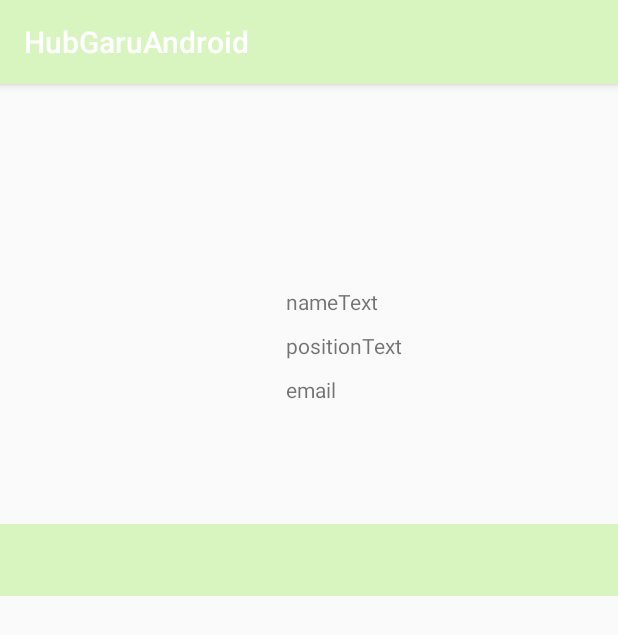
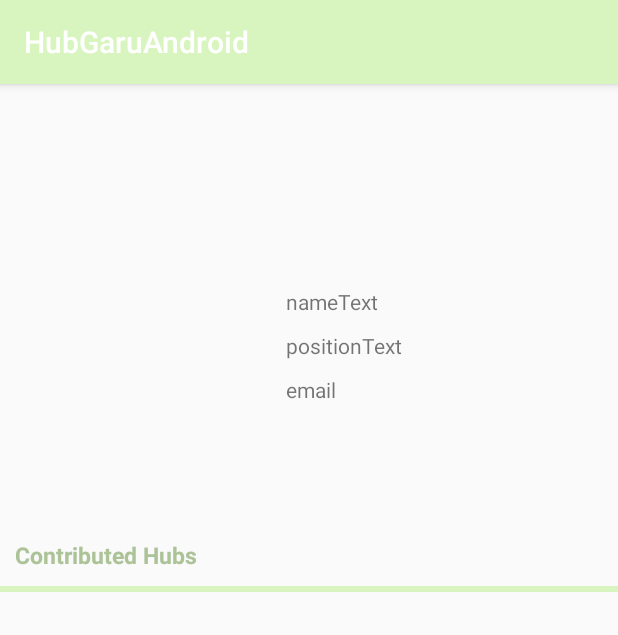
Before and after one commit to SeoYunHo/HubGaru, an Android app: the fragment MyPageFragment shown on its own in the app's theme, on a phone screen of 412 x 824 dp. Shown: the top 635 px of the screen. Run offline under Robolectric (Android 15) with nearby library versions, the phone set to English and light mode, and no system bars; pictures from the network do not load; 1 statement that could not run was skipped.

Commit message:
Delete tabLayout Replace RecyclerView

```diff
--- a/HubGaru/app/src/main/java/teampj/java/dsm/hubgaruandroid/Adapter/HubListAdapter.java
+++ b/HubGaru/app/src/main/java/teampj/java/dsm/hubgaruandroid/Adapter/HubListAdapter.java
@@ -27,10 +27,6 @@ public class HubListAdapter extends RecyclerView.Adapter<HubListAdapter.ViewHold
     public HubListAdapter(Context context, List<HubItem> items) {
         this.items = items;
         this.context = context;
-    }
-
-    public HubListAdapter(List<HubItem> items) {
-        this.items = items;
     }
 
     @Override
--- a/HubGaru/app/src/main/java/teampj/java/dsm/hubgaruandroid/Fragment/MyPageFragment.java
+++ b/HubGaru/app/src/main/java/teampj/java/dsm/hubgaruandroid/Fragment/MyPageFragment.java
@@ -2,7 +2,11 @@ package teampj.java.dsm.hubgaruandroid.Fragment;
 
 import android.os.Bundle;
 import android.support.annotation.Nullable;
+import android.support.design.widget.TabLayout;
 import android.support.v4.app.Fragment;
+import android.support.v4.view.ViewPager;
+import android.support.v7.widget.LinearLayoutManager;
+import android.support.v7.widget.RecyclerView;
 import android.view.LayoutInflater;
 import android.view.View;
 import android.view.ViewGroup;
@@ -12,6 +16,10 @@ import com.bumptech.glide.Glide;
 import com.bumptech.glide.load.resource.bitmap.CircleCrop;
 import com.bumptech.glide.request.RequestOptions;
 
+import java.util.ArrayList;
+
+import teampj.java.dsm.hubgaruandroid.Adapter.HubListAdapter;
+import teampj.java.dsm.hubgaruandroid.Model.HubItem;
 import teampj.java.dsm.hubgaruandroid.R;
 
 /**
@@ -21,6 +29,8 @@ import teampj.java.dsm.hubgaruandroid.R;
 public class MyPageFragment extends Fragment{
 
     ImageView profilePic;
+    RecyclerView recyclerView;
+    RecyclerView.LayoutManager manager;
 
     @Nullable
     @Override
@@ -28,12 +38,26 @@ public class MyPageFragment extends Fragment{
         View view = inflater.inflate(R.layout.my_page, container, false);
 
         profilePic = (ImageView) view.findViewById(R.id.profilePic);
+        recyclerView = (RecyclerView) view.findViewById(R.id.myPageRecyclerView);
+        recyclerView.hasFixedSize();
+        manager = new LinearLayoutManager(getActivity());
 
         Glide.with(getActivity())
                 .load("https://i.pinimg.com/736x/e3/b5/3a/e3b53a8f65f9567014a7079435038946--adorable-animals-adorable-kittens.jpg")
                 .apply(RequestOptions.bitmapTransform(new CircleCrop(getActivity())))
                 .into(profilePic);
 
+        recyclerView.setAdapter(new HubListAdapter(getActivity(), getList()));
+
         return view;
     }
+
+    public ArrayList<HubItem> getList() {
+        ArrayList<HubItem> list = new ArrayList();
+
+        list.add(new HubItem("https://encrypted-tbn0.gstatic.com/images?q=tbn:ANd9GcSLFIXdoiuMqHW2Firazadnushw_TzEccmtnUjGEsBVxPWI76gWlA", "yy-mm-dd", "title1"));
+        list.add(new HubItem("https://encrypted-tbn0.gstatic.com/images?q=tbn:ANd9GcQsdzJWVjLxYgo-oZWbT08C3vJEPtM1pRRSGkyvYzNMHiQGxANQ", "yy-mm-dd", "title2"));
+
+        return list;
+    }
 }
--- a/HubGaru/app/src/main/res/layout/my_page.xml
+++ b/HubGaru/app/src/main/res/layout/my_page.xml
@@ -49,15 +49,31 @@
     </LinearLayout>
 
     <LinearLayout
+        android:orientation="vertical"
         android:layout_width="match_parent"
         android:layout_height="0dp"
         android:layout_weight="2">
 
-        <android.support.design.widget.TabLayout
+        <TextView
+            android:layout_margin="10dp"
+            android:text="Contributed Hubs"
+            android:layout_width="wrap_content"
+            android:layout_height="wrap_content"
+            android:textSize="15dp"
+            android:textColor="@color/fontColor"
+            android:textStyle="bold"/>
+
+        <View
+            android:layout_width="match_parent"
+            android:layout_height="4dp"
+            android:background="@color/colorPrimary"/>
+
+        <android.support.v7.widget.RecyclerView
+            android:layout_margin="20dp"
+            android:background="@android:color/white"
             android:layout_width="match_parent"
             android:layout_height="wrap_content"
-            android:id="@+id/myPageTabLayout"
-            android:background="@color/colorPrimary"/>
+            android:id="@+id/myPageRecyclerView"/>
 
     </LinearLayout>
 
```
Also changed, not shown: HubGaru/app/src/main/java/teampj/java/dsm/hubgaruandroid/Adapter/MyPageViewPager.java (deleted, +0 -34 lines).
